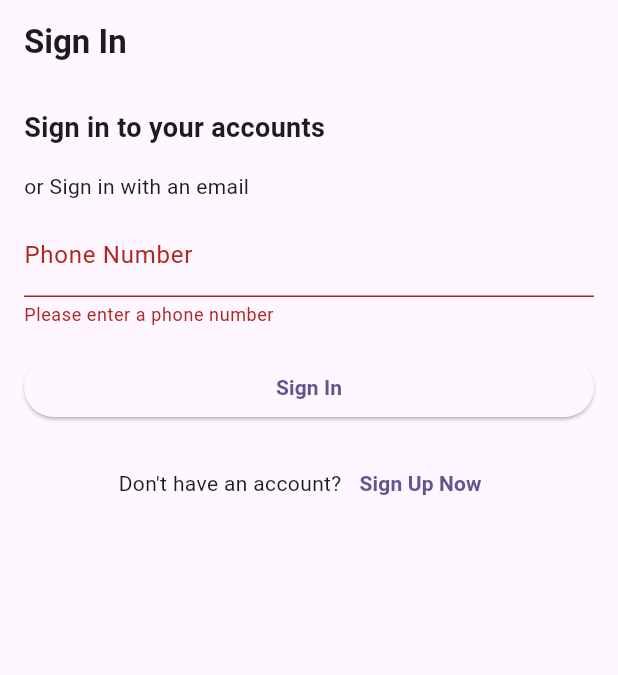
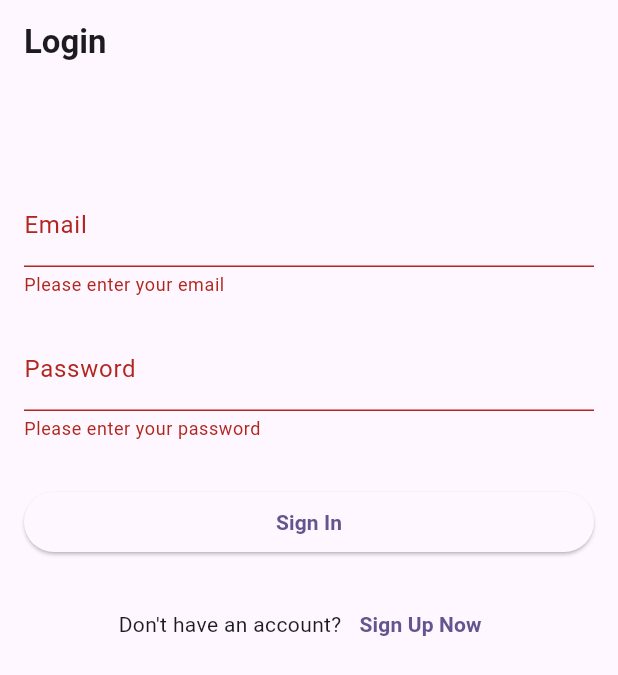
Before and after one commit to sgjianfeng/matchmatter, a Flutter app: the screen it shows after launch, after a tap on "Sign In", on a phone screen of 412 x 824 dp. Shown: the top 675 px of the screen. Run offline on Flutter 3.47's test engine with Material 3 defaults, Android fonts, the phone set to English and light mode, and no system bars; our stand-ins replace cloud_firestore, firebase_auth, firebase_core; accounts and stored records are empty; Roboto replaces fonts that are missing (SFProDisplay, SFProText).

Commit message:
修改了注册和登录的代码

```diff
--- a/lib/auth/auth_service.dart
+++ b/lib/auth/auth_service.dart
@@ -11,6 +11,15 @@ class AuthService {
       return await _auth.createUserWithEmailAndPassword(
           email: email, password: password);
     } catch (e) {
+      rethrow;
+    }
+  }
+
+  Future<UserCredential?> signInWithEmail(String email, String password) async {
+    try {
+      return await _auth.signInWithEmailAndPassword(email: email, password: password);
+    } on FirebaseAuthException {
+      // Handle any errors that occur during the sign-in process
       rethrow;
     }
   }
--- a/lib/auth/login_page.dart
+++ b/lib/auth/login_page.dart
@@ -2,136 +2,62 @@ import 'package:flutter/material.dart';
 import 'package:firebase_auth/firebase_auth.dart';
 import 'auth_service.dart';
 
-class LoginPage extends StatefulWidget {
-  const LoginPage({super.key});
+class LoginPage extends StatelessWidget {
+  LoginPage({Key? key}) : super(key: key);
 
-  @override
-  _LoginPageState createState() => _LoginPageState();
-}
-
-class _LoginPageState extends State<LoginPage> {
   final _formKey = GlobalKey<FormState>();
-  final _phoneNumberController = TextEditingController();
+  final _emailController = TextEditingController();
+  final _passwordController = TextEditingController();
   final _authService = AuthService();
-
-  @override
-  void dispose() {
-    _phoneNumberController.dispose();
-    super.dispose();
-  }
-
-  Future<void> promptForSmsCode(
-      BuildContext context, String verificationId) async {
-    TextEditingController smsCodeController = TextEditingController();
-    String? smsCode;
-
-    try {
-      smsCode = await showDialog<String>(
-        context: context,
-        barrierDismissible: false,
-        builder: (BuildContext context) {
-          return AlertDialog(
-            title: const Text('Enter SMS Code'),
-            content: TextField(
-              autofocus: true,
-              controller: smsCodeController,
-              keyboardType: TextInputType.number,
-            ),
-            actions: [
-              TextButton(
-                onPressed: () {
-                  Navigator.of(context).pop(smsCodeController.text);
-                },
-                child: const Text('Submit'),
-              ),
-            ],
-          );
-        },
-      );
-    } finally {
-      smsCodeController.dispose();
-    }
-
-    if (smsCode != null) {
-      try {
-        final userCredential = await _authService.signInWithCredential(
-          PhoneAuthProvider.credential(
-            verificationId: verificationId,
-            smsCode: smsCode,
-          ),
-        );
-        // Handle successful sign in
-        ScaffoldMessenger.of(context).showSnackBar(
-          const SnackBar(content: Text('Sign-in successful')),
-        );
-        // Navigate to the next screen or perform other actions
-      } catch (e) {
-        // Handle errors
-        ScaffoldMessenger.of(context).showSnackBar(
-          const SnackBar(content: Text('Failed to sign in')),
-        );
-      }
-    } else {
-      // Handle user cancellation or other cases
-      ScaffoldMessenger.of(context).showSnackBar(
-        const SnackBar(content: Text('Sign-in cancelled')),
-      );
-    }
-  }
 
   @override
   Widget build(BuildContext context) {
     return Scaffold(
       appBar: AppBar(
-        title: const Text('Sign In'),
+        title: const Text('Login'),
       ),
       body: Padding(
         padding: const EdgeInsets.all(16.0),
         child: Form(
           key: _formKey,
-          child: Column(
-            crossAxisAlignment: CrossAxisAlignment.stretch,
+          child: ListView(
             children: [
-              const Text(
-                'Sign in to your accounts',
-                style: TextStyle(fontSize: 18.0, fontWeight: FontWeight.bold),
-              ),
-              // const SizedBox(height: 16.0),
-              // ElevatedButton.icon(
-              //   onPressed: () {
-              //     // Implement Google Sign-In functionality
-              //   },
-              //   icon: Icon(Icons.google), // 使用 Icons.google
-              //   label: const Text('Continue with Google'),
-              // ),
-              const SizedBox(height: 16.0),
-              const Text('or Sign in with an email'),
-              const SizedBox(height: 8.0),
+              SizedBox(height: 50.0), // Add some space
               TextFormField(
-                controller: _phoneNumberController,
-                keyboardType: TextInputType.phone,
-                decoration: const InputDecoration(
-                  labelText: 'Phone Number',
-                  prefixText: '+65 ',
-                ),
+                controller: _emailController,
                 validator: (value) {
                   if (value == null || value.isEmpty) {
-                    return 'Please enter a phone number';
+                    return 'Please enter your email';
                   }
                   return null;
                 },
+                decoration: const InputDecoration(
+                  labelText: 'Email',
+                ),
               ),
-              const SizedBox(height: 16.0),
+              SizedBox(height: 20.0), // Add some space
+              TextFormField(
+                controller: _passwordController,
+                validator: (value) {
+                  if (value == null || value.isEmpty) {
+                    return 'Please enter your password';
+                  }
+                  return null;
+                },
+                decoration: const InputDecoration(
+                  labelText: 'Password',
+                ),
+                obscureText: true,
+              ),
+              SizedBox(height: 30.0), // Add some space
               ElevatedButton(
                 onPressed: () async {
                   if (_formKey.currentState!.validate()) {
-                    final phoneNumber =
-                        '+65${_phoneNumberController.text.trim()}';
+                    final email = _emailController.text.trim();
+                    final password = _passwordController.text.trim();
                     try {
-                      await _authService.verifyPhoneNumber(
-                        phoneNumber,
-                        context,
-                      );
+                      await _authService.signInWithEmail(email, password);
+                      Navigator.of(context).pushReplacementNamed('/');
                       // Handle login success logic here if needed
                     } on FirebaseAuthException catch (e) {
                       ScaffoldMessenger.of(context).showSnackBar(
@@ -144,7 +70,7 @@ class _LoginPageState extends State<LoginPage> {
                 },
                 child: const Text('Sign In'),
               ),
-              const SizedBox(height: 16.0),
+              SizedBox(height: 20.0), // Add some space
               Row(
                 mainAxisAlignment: MainAxisAlignment.center,
                 children: [
--- a/lib/main.dart
+++ b/lib/main.dart
@@ -42,7 +42,7 @@ class MyApp extends StatelessWidget {
                   return const HomePage(); // 使用导入的 HomePage 小部件
                 } else if (snapshot.data == null) {
                   // 如果用户未登录,导航到登录页面
-                  return const LoginPage(); // 使用导入的 LoginPage 小部件
+                  return LoginPage(); // 使用导入的 LoginPage 小部件
                 } else {
                   // 处理其他情况,例如显示加载指示器
                   return const CircularProgressIndicator();
@@ -50,7 +50,7 @@ class MyApp extends StatelessWidget {
               },
             ),
             '/signup': (context) => const SignUpPage(), // 添加 /signup 路由
-            '/login': (context) => const LoginPage(), // 添加 /login 路由
+            '/login': (context) => LoginPage(), // 添加 /login 路由
       },
     );
   }
```
Also changed, not shown: lib/auth/sign_up_page.dart (+32 -4 lines), lib/data/databsse_service.dart (+14 -6 lines), lib/views/me_page.dart (+35 -16 lines).
